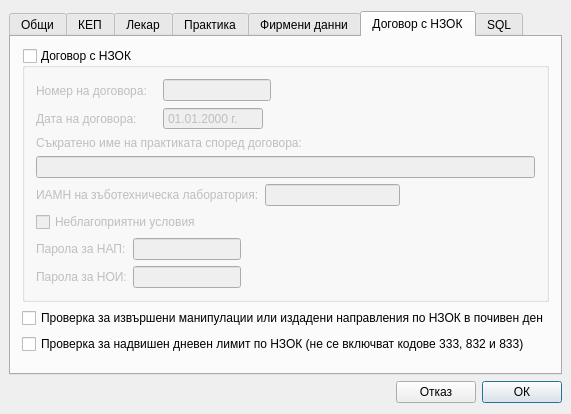
Before: the Qt Designer form src/View/Widgets/SettingsDialog.ui in thefinalcutbg/DinoDent, drawn with Qt 5.
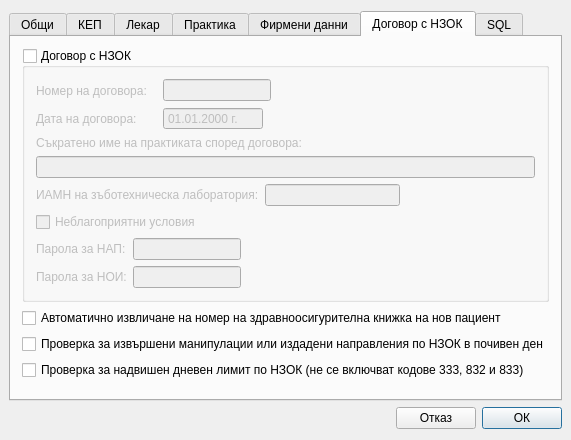
After: the same form once the commit is applied. The open tabs and pages were chosen to show the change. Custom widgets are drawn as their Qt base class.

What changed in the file:
```diff
--- a/src/View/Widgets/SettingsDialog.ui
+++ b/src/View/Widgets/SettingsDialog.ui
@@ -7,7 +7,7 @@
     <x>0</x>
     <y>0</y>
     <width>567</width>
-    <height>414</height>
+    <height>440</height>
    </rect>
   </property>
   <property name="minimumSize">
@@ -1508,6 +1508,13 @@
          </layout>
         </widget>
        </item>
+       <item>
+        <widget class="QCheckBox" name="hirbnoCheck">
+         <property name="text">
+          <string>Автоматично извличане на номер на здравноосигурителна книжка на нов пациент</string>
+         </property>
+        </widget>
+       </item>
        <item>
         <widget class="QCheckBox" name="weekendCheck">
          <property name="text">
```
Left out of the diff: 2 changed lines with no effect on the pictures.
